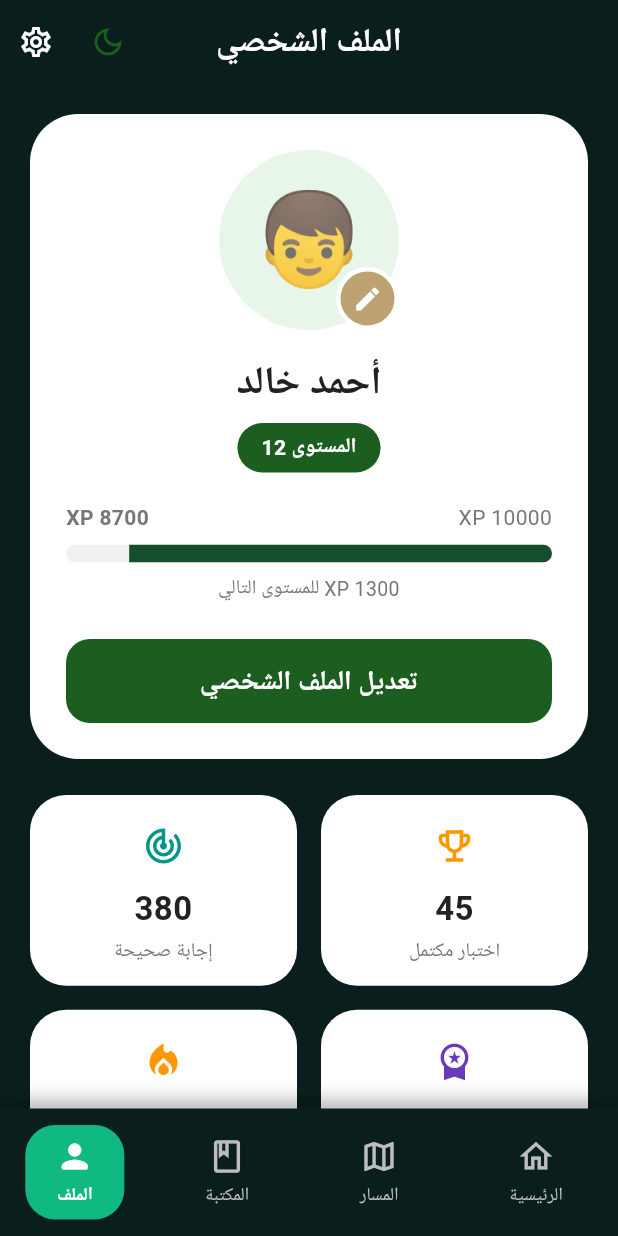
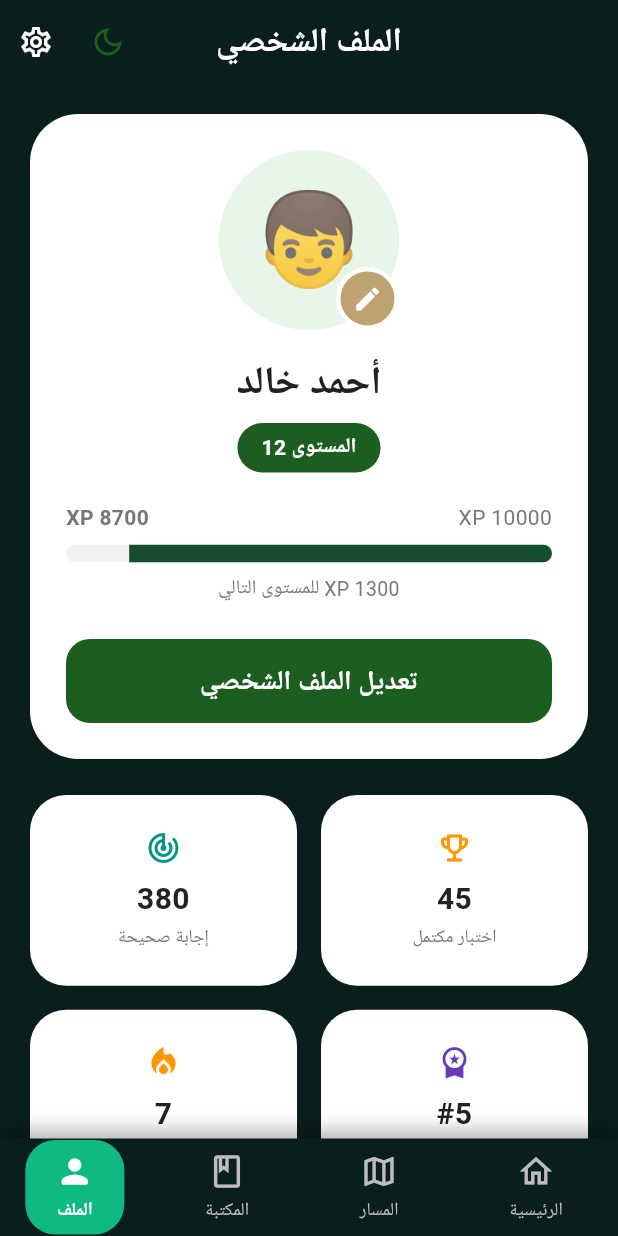
Before and after one commit to alaskarian0/QuizMobile, a Flutter app: the ProfilePage screen opened by its route, after a tap on the "wb sunny" icon, on a phone screen of 412 x 824 dp. Run offline on Flutter 3.47's test engine with Material 3 defaults, Android fonts, the phone set to English and light mode, and no system bars; our stand-ins replace flutter_riverpod, flutter_svg, go_router, google_fonts, shared_preferences, shimmer; accounts and stored records are empty; network calls fail; Roboto replaces fonts that are missing (Cairo, Tajawal).

```diff
--- a/lib/core/api/api_client.dart
+++ b/lib/core/api/api_client.dart
@@ -9,7 +9,7 @@ class ApiClient {
   final http.Client _client;
 
   ApiClient({
-    this.baseUrl = 'http://localhost:3000/api',
+    this.baseUrl = 'http://localhost:3001/api',
     http.Client? client,
   }) : _client = client ?? http.Client();
 
--- a/lib/core/routing/scaffold_with_nav.dart
+++ b/lib/core/routing/scaffold_with_nav.dart
@@ -17,7 +17,6 @@ class ScaffoldWithNav extends StatelessWidget {
     return Scaffold(
       body: navigationShell,
       bottomNavigationBar: Container(
-        height: 85,
         decoration: BoxDecoration(
           color: colorScheme.surface,
           boxShadow: [
@@ -29,6 +28,8 @@ class ScaffoldWithNav extends StatelessWidget {
           ],
         ),
         child: SafeArea(
+          child: SizedBox(
+            height: 65,
             child: Row(
               mainAxisAlignment: MainAxisAlignment.spaceAround,
               children: [
@@ -61,6 +62,7 @@ class ScaffoldWithNav extends StatelessWidget {
                   label: 'الملف',
                 ),
               ],
+            ),
           ),
         ),
       ),
--- a/lib/features/home/presentation/pages/home_page.dart
+++ b/lib/features/home/presentation/pages/home_page.dart
@@ -39,18 +39,7 @@ class _HomePageState extends ConsumerState<HomePage> {
 
     return Material(
       color: colorScheme.surface,
-      child: Stack(
-        children: [
-          // Background Pattern
-          Positioned.fill(
-            child: Opacity(
-              opacity: 0.02,
-              child: AppNetworkImage(
-                url: 'https://www.transparenttextures.com/patterns/islamic-art.png',
-              ),
-            ),
-          ),
-          SafeArea(
+      child: SafeArea(
         child: SingleChildScrollView(
           padding: const EdgeInsets.symmetric(horizontal: 20, vertical: 10),
           child: Column(
@@ -61,13 +50,16 @@ class _HomePageState extends ConsumerState<HomePage> {
               _buildGreeting(authState.user),
               const SizedBox(height: 16),
               _buildProgressCard(authState.user, userStats),
+              const SizedBox(height: 24),
               _buildDailyChallenge(dailyQuiz, categoriesState),
               const SizedBox(height: 32),
+              _buildBadgesSection(badges),
+              const SizedBox(height: 24),
+              _buildCategoriesSection(categoriesState),
+              const SizedBox(height: 120), // Space for bottom nav - increased to fix overflow
             ],
           ),
         ),
-          ),
-        ],
       ),
     );
   }
@@ -405,7 +397,7 @@ class _HomePageState extends ConsumerState<HomePage> {
             : categoriesState.error != null
                 ? _buildCategoriesError(categoriesState.error!)
                 : _buildCategoriesList(
-                    categoriesState.categories.where((c) => c.showOnHome).toList(),
+                    categoriesState.categories.toList(),
                   ),
       ],
     );
@@ -641,11 +633,7 @@ class _HomePageState extends ConsumerState<HomePage> {
           colors: gradient,
         ),
         borderRadius: BorderRadius.circular(28),
-        image: bgImageUrl != null ? DecorationImage(
-          image: NetworkImage(bgImageUrl),
-          fit: BoxFit.cover,
-          opacity: 0.12,
-        ) : null,
+        // Removed background image to prevent 404 errors
       ),
       child: Padding(
         padding: const EdgeInsets.all(24.0),
--- a/lib/features/library/presentation/pages/library_page.dart
+++ b/lib/features/library/presentation/pages/library_page.dart
@@ -31,18 +31,7 @@ class _LibraryPageState extends ConsumerState<LibraryPage> {
 
     return Scaffold(
       backgroundColor: colorScheme.surface,
-      body: Stack(
-        children: [
-          // Background Pattern
-          Positioned.fill(
-            child: Opacity(
-              opacity: 0.02,
-              child: AppNetworkImage(
-                url: 'https://www.transparenttextures.com/patterns/islamic-art.png',
-              ),
-            ),
-          ),
-          SafeArea(
+      body: SafeArea(
         child: CustomScrollView(
           slivers: [
             _buildSliverAppBar(),
@@ -68,8 +57,6 @@ class _LibraryPageState extends ConsumerState<LibraryPage> {
             ),
           ],
         ),
-          ),
-        ],
       ),
     );
   }
--- a/lib/features/profile/presentation/pages/profile_page.dart
+++ b/lib/features/profile/presentation/pages/profile_page.dart
@@ -202,7 +202,7 @@ class ProfilePage extends ConsumerWidget {
 
   Widget _buildStatItem(String value, String label, IconData icon, Color color) {
     return Container(
-      padding: const EdgeInsets.all(20),
+      padding: const EdgeInsets.all(16),
       decoration: BoxDecoration(
         color: AppColors.surfaceWhite,
         borderRadius: BorderRadius.circular(24),
@@ -216,22 +216,23 @@ class ProfilePage extends ConsumerWidget {
       ),
       child: Column(
         mainAxisAlignment: MainAxisAlignment.center,
+        mainAxisSize: MainAxisSize.min,
         children: [
-          Icon(icon, color: color, size: 28),
-          const SizedBox(height: 12),
+          Icon(icon, color: color, size: 24),
+          const SizedBox(height: 8),
           Text(
             value,
             style: const TextStyle(
-              fontSize: 22,
+              fontSize: 20,
               fontWeight: FontWeight.bold,
               color: AppColors.textDark,
             ),
           ),
-          const SizedBox(height: 4),
+          const SizedBox(height: 2),
           Text(
             label,
             style: const TextStyle(
-              fontSize: 13,
+              fontSize: 12,
               color: AppColors.textLight,
             ),
           ),
```
Also changed, not shown: lib/core/models/category.dart (+21 -3 lines), lib/core/services/reel_service.dart (+10 -8 lines), lib/features/library/presentation/pages/content_list_page.dart (+1 -14 lines), lib/features/quiz/presentation/pages/quiz_page.dart (+1 -13 lines), lib/features/quiz/presentation/pages/results_page.dart (+1 -13 lines), lib/main.dart (+9 -0 lines). Lines whose indentation alone changed are shown as unchanged.
